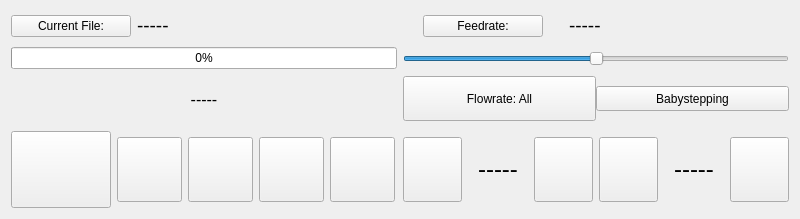
Old version of the form ClientApp/qt/activeprintwidget.ui in the repository re3Dprinting/touchscreen.
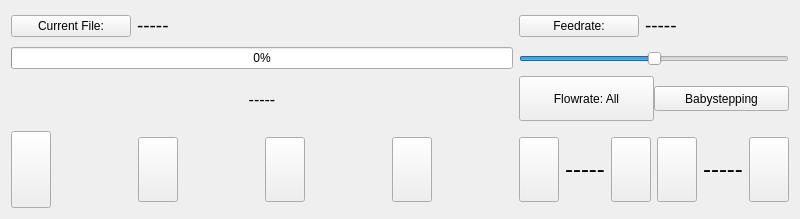
New version of the form. Icons and pictures are not drawn.

Commit message: Stop print button moved from temperature window to print window, server side ping function implemented

```diff
--- a/ClientApp/qt/activeprintwidget.ui
+++ b/ClientApp/qt/activeprintwidget.ui
@@ -70,7 +70,7 @@
      <item>
       <widget class="QSlider" name="FeedrateSlider">
        <property name="sizePolicy">
-        <sizepolicy hsizetype="Expanding" vsizetype="Maximum">
+        <sizepolicy hsizetype="Preferred" vsizetype="Maximum">
          <horstretch>0</horstretch>
          <verstretch>0</verstretch>
         </sizepolicy>
@@ -374,30 +374,26 @@
       </widget>
      </item>
      <item>
-      <widget class="QPushButton" name="StopPrint">
-       <property name="maximumSize">
-        <size>
-         <width>65</width>
-         <height>65</height>
-        </size>
+      <spacer name="horizontalSpacer">
+       <property name="orientation">
+        <enum>Qt::Horizontal</enum>
        </property>
-       <property name="text">
-        <string/>
-       </property>
-       <property name="icon">
-        <iconset>
-         <normaloff>img/stop.png</normaloff>img/stop.png</iconset>
-       </property>
-       <property name="iconSize">
+       <property name="sizeHint" stdset="0">
         <size>
-         <width>55</width>
-         <height>55</height>
+         <width>40</width>
+         <height>20</height>
         </size>
        </property>
-      </widget>
+      </spacer>
      </item>
      <item>
       <widget class="QPushButton" name="PausePrint">
+       <property name="sizePolicy">
+        <sizepolicy hsizetype="Minimum" vsizetype="Fixed">
+         <horstretch>0</horstretch>
+         <verstretch>0</verstretch>
+        </sizepolicy>
+       </property>
        <property name="maximumSize">
         <size>
          <width>65</width>
@@ -419,8 +415,27 @@
        </property>
       </widget>
      </item>
+     <item>
+      <spacer name="horizontalSpacer_2">
+       <property name="orientation">
+        <enum>Qt::Horizontal</enum>
+       </property>
+       <property name="sizeHint" stdset="0">
+        <size>
+         <width>40</width>
+         <height>20</height>
+        </size>
+       </property>
+      </spacer>
+     </item>
      <item>
       <widget class="QPushButton" name="ResumePrint">
+       <property name="sizePolicy">
+        <sizepolicy hsizetype="Minimum" vsizetype="Fixed">
+         <horstretch>0</horstretch>
+         <verstretch>0</verstretch>
+        </sizepolicy>
+       </property>
        <property name="maximumSize">
         <size>
          <width>65</width>
@@ -442,8 +457,27 @@
        </property>
       </widget>
      </item>
+     <item>
+      <spacer name="horizontalSpacer_3">
+       <property name="orientation">
+        <enum>Qt::Horizontal</enum>
+       </property>
+       <property name="sizeHint" stdset="0">
+        <size>
+         <width>40</width>
+         <height>20</height>
+        </size>
+       </property>
+      </spacer>
+     </item>
      <item>
       <widget class="QPushButton" name="Fan">
+       <property name="sizePolicy">
+        <sizepolicy hsizetype="Minimum" vsizetype="Fixed">
+         <horstretch>0</horstretch>
+         <verstretch>0</verstretch>
+        </sizepolicy>
+       </property>
        <property name="maximumSize">
         <size>
          <width>65</width>
@@ -465,6 +499,19 @@
        </property>
       </widget>
      </item>
+     <item>
+      <spacer name="horizontalSpacer_4">
+       <property name="orientation">
+        <enum>Qt::Horizontal</enum>
+       </property>
+       <property name="sizeHint" stdset="0">
+        <size>
+         <width>40</width>
+         <height>20</height>
+        </size>
+       </property>
+      </spacer>
+     </item>
     </layout>
    </item>
    <item row="1" column="0">
@@ -472,7 +519,7 @@
      <item>
       <widget class="QProgressBar" name="FileProgress">
        <property name="sizePolicy">
-        <sizepolicy hsizetype="Expanding" vsizetype="Maximum">
+        <sizepolicy hsizetype="Preferred" vsizetype="Maximum">
          <horstretch>0</horstretch>
          <verstretch>0</verstretch>
         </sizepolicy>
```
The commit also changes 11 other files.
